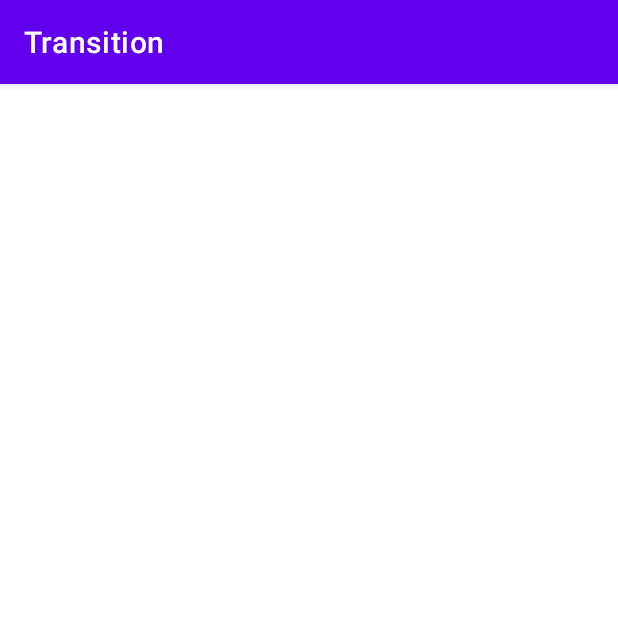
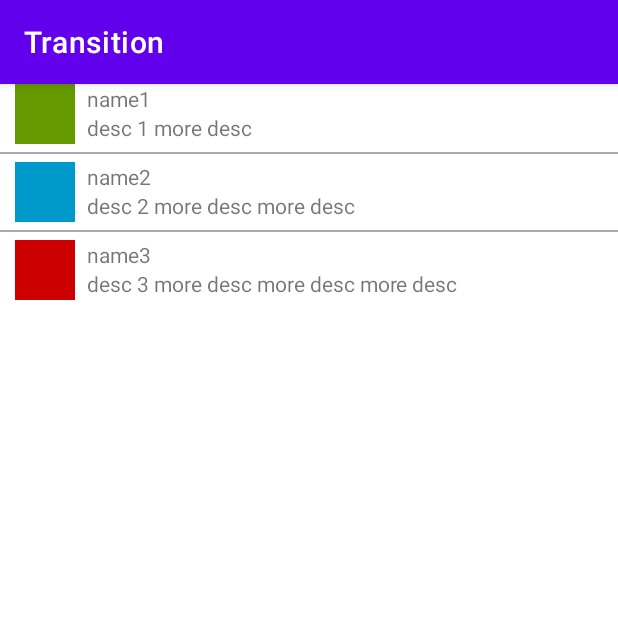
Before and after one commit to ohyeah5566/AndroidTransition, an Android app: the screen it shows after launch (MainActivity), on a phone screen of 412 x 824 dp, the top half of it. Run offline under Robolectric (Android 15) with nearby library versions, the phone set to English and light mode, and no system bars.

Commit message:
簡單的transition sample

```diff
--- a/app/src/main/java/com/ohyeah5566/transition/ListFragment.kt
+++ b/app/src/main/java/com/ohyeah5566/transition/ListFragment.kt
@@ -1,6 +1,101 @@
 package com.ohyeah5566.transition
 
+import android.os.Bundle
+import android.os.Parcel
+import android.os.Parcelable
+import android.view.LayoutInflater
+import android.view.View
+import android.view.ViewGroup
+import androidx.core.content.ContextCompat
 import androidx.fragment.app.Fragment
+import androidx.navigation.fragment.FragmentNavigatorExtras
+import androidx.navigation.fragment.findNavController
+import com.ohyeah5566.transition.databinding.ListFragmentBinding
 
 class ListFragment : Fragment() {
+
+    private val binding by lazy {
+        ListFragmentBinding.inflate(layoutInflater)
+    }
+    private val listItem by lazy {
+        listOf(
+            binding.item1,
+            binding.item2,
+            binding.item3
+        )
+    }
+    private val items = listOf(
+        Item("name1", "desc 1 more desc", android.R.color.holo_green_dark),
+        Item("name2", "desc 2 more desc more desc", android.R.color.holo_blue_dark),
+        Item("name3", "desc 3 more desc more desc more desc", android.R.color.holo_red_dark)
+    )
+
+
+    override fun onCreateView(
+        inflater: LayoutInflater,
+        container: ViewGroup?,
+        savedInstanceState: Bundle?
+    ): View {
+        return binding.root
+    }
+
+    override fun onViewCreated(view: View, savedInstanceState: Bundle?) {
+        super.onViewCreated(view, savedInstanceState)
+        for (i in 0..2) {
+            val item = items[i]
+            with(listItem[i]) {
+                name.text = item.name
+                description.text = item.desc
+                imageView.setBackgroundColor(
+                    ContextCompat.getColor(
+                        requireContext(),
+                        item.color
+                    )
+                )
+                root.setOnClickListener {
+                    root.transitionName = item.name
+                    val extras = FragmentNavigatorExtras(
+                        root to item.name
+//                        name to item.name 有重複會crash
+                    )
+                    findNavController().navigate(
+                        ListFragmentDirections.showUser(item), extras
+                    )
+                }
+            }
+
+        }
+    }
 }
+
+data class Item(
+    val name: String = "name",
+    val desc: String = "desc",
+    val color: Int = R.color.black
+) : Parcelable {
+    constructor(parcel: Parcel) : this(
+        parcel.readString() ?: "",
+        parcel.readString() ?: "",
+        parcel.readInt()
+    )
+
+    override fun writeToParcel(parcel: Parcel, flags: Int) {
+        parcel.writeString(name)
+        parcel.writeString(desc)
+        parcel.writeInt(color)
+    }
+
+    override fun describeContents(): Int {
+        return 0
+    }
+
+    companion object CREATOR : Parcelable.Creator<Item> {
+        override fun createFromParcel(parcel: Parcel): Item {
+            return Item(parcel)
+        }
+
+        override fun newArray(size: Int): Array<Item?> {
+            return arrayOfNulls(size)
+        }
+    }
+}
--- a/app/src/main/res/layout/activity_main.xml
+++ b/app/src/main/res/layout/activity_main.xml
@@ -6,6 +6,12 @@
     android:layout_height="match_parent"
     tools:context=".MainActivity">
 
-
+    <androidx.fragment.app.FragmentContainerView
+        android:id="@+id/container"
+        android:name="androidx.navigation.fragment.NavHostFragment"
+        android:layout_width="match_parent"
+        android:layout_height="match_parent"
+        app:defaultNavHost="true"
+        app:navGraph="@navigation/main" />
 
 </androidx.constraintlayout.widget.ConstraintLayout>
--- /dev/null
+++ b/app/src/main/res/layout/item_profile.xml
@@ -0,0 +1,34 @@
+<?xml version="1.0" encoding="utf-8"?>
+<androidx.constraintlayout.widget.ConstraintLayout xmlns:android="http://schemas.android.com/apk/res/android"
+    xmlns:app="http://schemas.android.com/apk/res-auto"
+    xmlns:tools="http://schemas.android.com/tools"
+    android:layout_width="match_parent"
+    android:layout_height="wrap_content">
+
+    <ImageView
+        android:id="@+id/image_view"
+        android:layout_width="40dp"
+        android:layout_height="40dp"
+        android:layout_marginStart="10dp"
+        app:layout_constraintStart_toStartOf="parent"
+        app:layout_constraintTop_toTopOf="parent"
+        tools:src="@android:color/holo_green_dark" />
+
+    <TextView
+        android:id="@+id/name"
+        android:layout_width="wrap_content"
+        android:layout_height="wrap_content"
+        android:layout_marginStart="8dp"
+        app:layout_constraintStart_toEndOf="@+id/image_view"
+        app:layout_constraintTop_toTopOf="@+id/image_view"
+        tools:text="user name" />
+
+    <TextView
+        android:id="@+id/description"
+        android:layout_width="0dp"
+        android:layout_height="wrap_content"
+        app:layout_constraintStart_toStartOf="@+id/name"
+        app:layout_constraintTop_toBottomOf="@+id/name"
+        tools:text="this is some description more description " />
+
+</androidx.constraintlayout.widget.ConstraintLayout>
--- /dev/null
+++ b/app/src/main/res/layout/list_fragment.xml
@@ -0,0 +1,32 @@
+<?xml version="1.0" encoding="utf-8"?>
+<LinearLayout xmlns:android="http://schemas.android.com/apk/res/android"
+    xmlns:app="http://schemas.android.com/apk/res-auto"
+    android:layout_width="match_parent"
+    android:layout_height="match_parent"
+    android:orientation="vertical">
+
+    <include
+        android:id="@+id/item1"
+        layout="@layout/item_profile" />
+
+    <View
+        android:layout_width="match_parent"
+        android:layout_height="1dp"
+        android:layout_marginVertical="5dp"
+        android:background="@android:color/darker_gray" />
+
+    <include
+        android:id="@+id/item2"
+        layout="@layout/item_profile" />
+
+    <View
+        android:layout_width="match_parent"
+        android:layout_height="1dp"
+        android:layout_marginVertical="5dp"
+        android:background="@android:color/darker_gray" />
+
+    <include
+        android:id="@+id/item3"
+        layout="@layout/item_profile" />
+
+</LinearLayout>
--- a/app/src/main/res/navigation/main.xml
+++ b/app/src/main/res/navigation/main.xml
@@ -1,6 +1,28 @@
 <?xml version="1.0" encoding="utf-8"?>
 <navigation xmlns:android="http://schemas.android.com/apk/res/android"
     xmlns:app="http://schemas.android.com/apk/res-auto"
-    android:id="@+id/main">
+    xmlns:tools="http://schemas.android.com/tools"
+    android:id="@+id/main"
+    app:startDestination="@+id/listFragment">
+
+
+    <fragment
+        android:id="@+id/listFragment"
+        android:name="com.ohyeah5566.transition.ListFragment"
+        android:label="ListFragment">
+        <action
+            android:id="@+id/showUser"
+            app:destination="@+id/profileFragment" /> />
+    </fragment>
+
+    <fragment
+        android:id="@+id/profileFragment"
+        android:name="com.ohyeah5566.transition.ProfileFragment"
+        android:label="ProfileFragment" >
+
+        <argument
+            android:name="item"
+            app:argType="com.ohyeah5566.transition.Item"/>
+    </fragment>
 
 </navigation>
```
Also changed, not shown: app/build.gradle (+2 -5 lines), app/src/main/java/com/ohyeah5566/transition/ProfileFragment.kt (+36 -0 lines), app/src/main/res/layout/profile_fragment.xml (added, +10 -0 lines).
